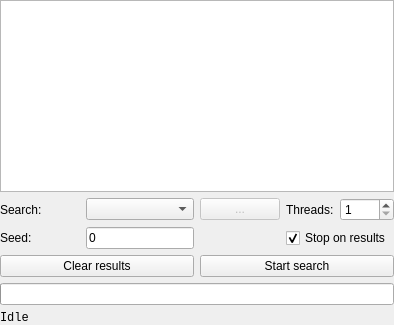
This is src/formsearchcontrol.ui in Logsteela/Seed-Quarry as Qt 5 draws it before an edit. The edited form follows.
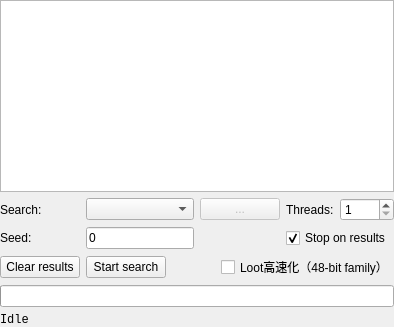
This is the edited form. Icons and pictures are not drawn. Custom widgets are drawn as their Qt base class.

Commit message: Add exact 48-bit family loot speed mode

```diff
--- a/src/formsearchcontrol.ui
+++ b/src/formsearchcontrol.ui
@@ -131,7 +131,7 @@
         </widget>
        </item>
        <item>
-        <widget class="QPushButton" name="buttonStart">
+       <widget class="QPushButton" name="buttonStart">
          <property name="text">
           <string>Start search</string>
          </property>
@@ -144,6 +144,29 @@
          </property>
         </widget>
        </item>
+       <item>
+        <spacer name="horizontalSpacerLootFast">
+         <property name="orientation">
+          <enum>Qt::Horizontal</enum>
+         </property>
+         <property name="sizeHint" stdset="0">
+          <size>
+           <width>20</width>
+           <height>20</height>
+          </size>
+         </property>
+        </spacer>
+       </item>
+       <item>
+        <widget class="QCheckBox" name="checkLootFast">
+         <property name="toolTip">
+          <string>48-bit family blocks検索で、同じ下位48bit・座標・Lootに影響する構造種別の計算結果を再利用します。現在対応している1.16の構造物Lootでは結果の正確性を維持します。</string>
+         </property>
+         <property name="text">
+          <string>Loot高速化（48-bit family）</string>
+         </property>
+        </widget>
+       </item>
       </layout>
      </item>
      <item row="1" column="2" colspan="2">
```
The commit also changes 14 other files.
